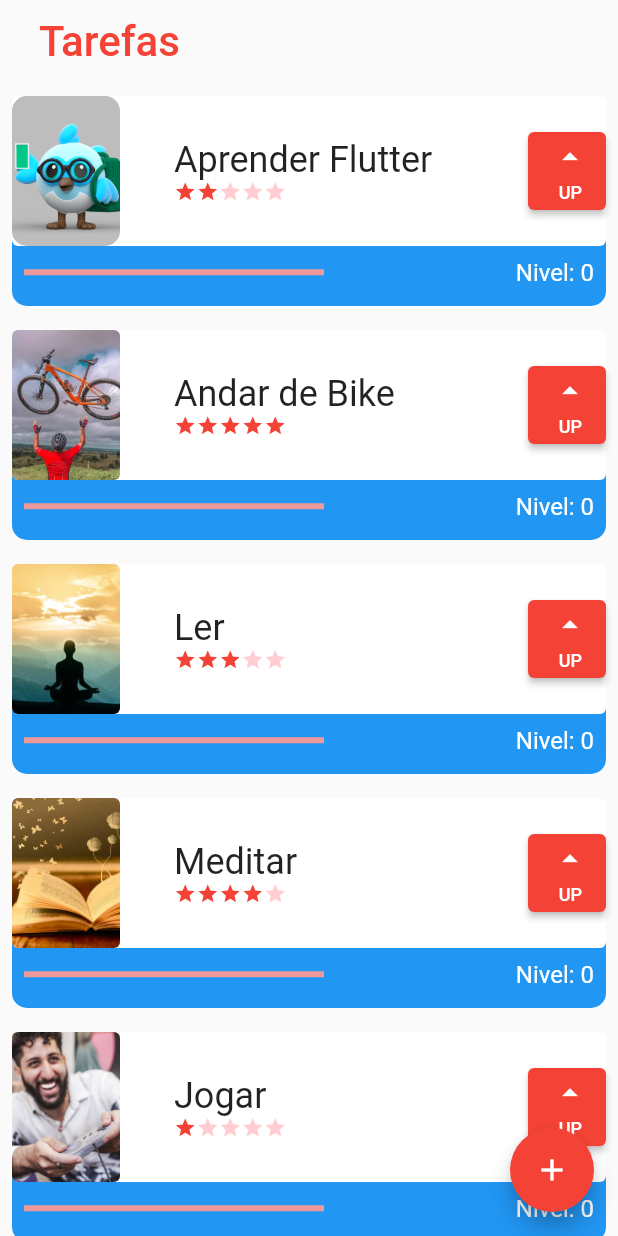
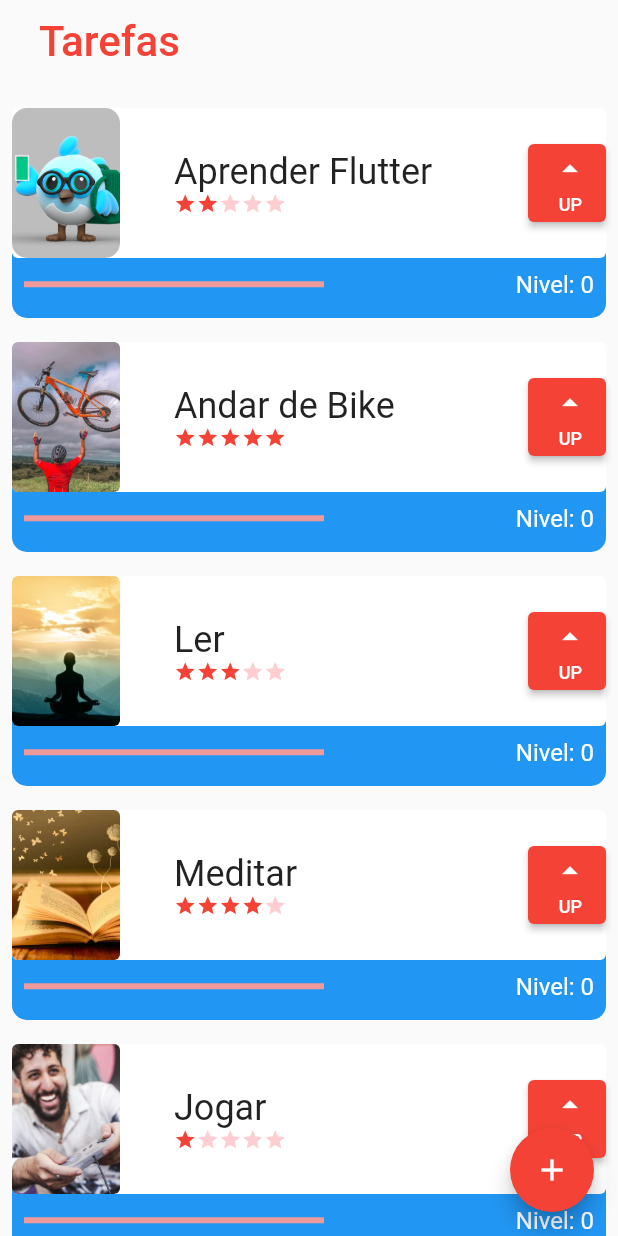
Before and after one commit to DaniloSacramento/Mais-sobre-Flutter, a Flutter app: the screen it shows after launch, on a phone screen of 412 x 824 dp. Run offline on Flutter 3.47's test engine with Material 2 defaults, Android fonts, the phone set to English and light mode, and no system bars.

Commit message:
adicionando condições de imagem

```diff
--- a/curso__/lib/data/task_inherited.dart
+++ b/curso__/lib/data/task_inherited.dart
@@ -5,27 +5,27 @@
   TaskInherited({super.key, required this.child}) : super(child: child);
 
   final List<Task> taskList = [
-          Task(
+          const Task(
             nome: "Aprender Flutter ",
             foto: "assets/images/dash.png",
             dificuldade: 2,
           ),
-          Task(
+          const Task(
             nome: "Andar de Bike ",
             foto: "assets/images/bike.webp",
             dificuldade: 5,
           ),
-          Task(
+          const Task(
             nome: "Ler ",
             foto: "assets/images/meditar.jpeg",
             dificuldade: 3,
           ),
-          Task(
+          const Task(
             nome: "Meditar ",
             foto: "assets/images/livro.jpg",
             dificuldade: 4,
           ),
-          Task(
+          const Task(
             nome: "Jogar ",
             foto: "assets/images/jogar.jpg",
             dificuldade: 1,
--- a/curso__/lib/primeira_tela.dart
+++ b/curso__/lib/primeira_tela.dart
@@ -30,6 +30,7 @@
       ),
       body: ListView(
         children: TaskInherited.of(context)!.taskList,
+        padding: EdgeInsets.only(top: 8, bottom: 70) ,
       ),
       floatingActionButton: FloatingActionButton(
         onPressed: () {
@@ -64,6 +65,12 @@
 
 class _TaskState extends State<Task> {
   int nivel = 0;
+  bool assetOrNetword(){
+    if(widget.foto.contains("http")){
+      return false;
+    }
+    return true;
+  }
   int minLevel = 10;
   int masteryLevel = 1;
 
@@ -112,10 +119,10 @@
                         height: 100,
                         child: ClipRRect(
                           borderRadius: BorderRadius.circular(4),
-                          child: Image.asset(
+                          child:assetOrNetword()? Image.asset(
                             widget.foto,
                             fit: BoxFit.cover,
-                          ),
+                          ) : Image.network(widget.foto, fit: BoxFit.cover),
                         ),
                       ),
                       Column(
```
